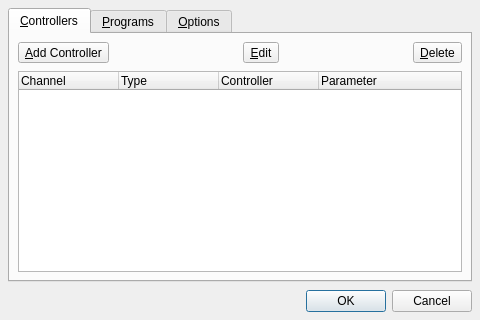
Old version of the form src/synthv1widget_config.ui in the repository rncbc/synthv1.
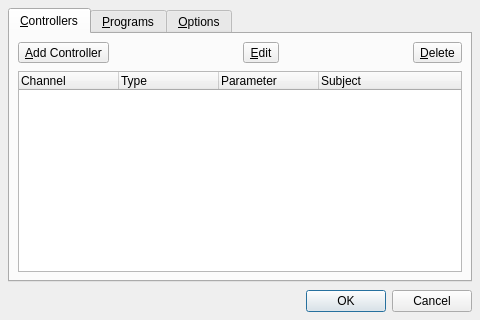
New version of the form. Icons and pictures are not drawn. Custom widgets are drawn as their Qt base class.

Commit message: - Ongoing controllers infra-structure introdution (5).

Diff of the .ui file:
```diff
--- a/src/synthv1widget_config.ui
+++ b/src/synthv1widget_config.ui
@@ -157,12 +157,12 @@
          </column>
          <column>
           <property name="text">
-           <string notr="true">Controller</string>
+           <string notr="true">Parameter</string>
           </property>
          </column>
          <column>
           <property name="text">
-           <string notr="true">Parameter</string>
+           <string notr="true">Subject</string>
           </property>
          </column>
         </widget>
```
The commit also changes 2 other files.
